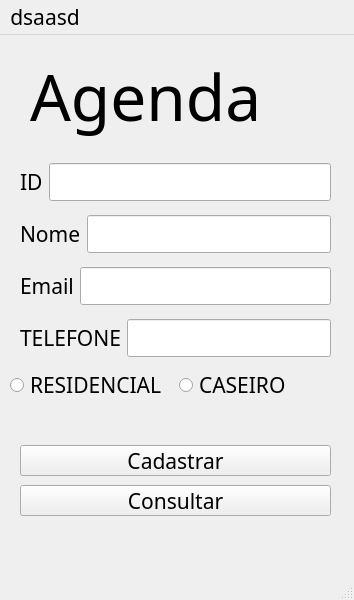
Old version of the form Agenda.ui in the repository LukC30/ds2-python.
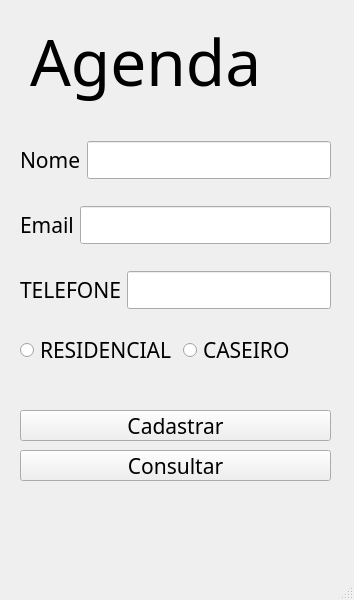
New version of the form.

Patch:
```diff
--- a/Agenda.ui
+++ b/Agenda.ui
@@ -49,20 +49,6 @@
      </rect>
     </property>
     <layout class="QVBoxLayout" name="verticalLayout">
-     <item>
-      <layout class="QHBoxLayout" name="horizontalLayout_2">
-       <item>
-        <widget class="QLabel" name="label_6">
-         <property name="text">
-          <string>ID</string>
-         </property>
-        </widget>
-       </item>
-       <item>
-        <widget class="QLineEdit" name="textEdit_2"/>
-       </item>
-      </layout>
-     </item>
      <item>
       <layout class="QHBoxLayout" name="horizontalLayout_4">
        <item>
@@ -110,9 +96,9 @@
    <widget class="QWidget" name="horizontalLayoutWidget_5">
     <property name="geometry">
      <rect>
-      <x>10</x>
+      <x>20</x>
       <y>310</y>
-      <width>331</width>
+      <width>311</width>
       <height>80</height>
      </rect>
     </property>
@@ -169,12 +155,6 @@
      <height>21</height>
     </rect>
    </property>
-   <widget class="QMenu" name="menudsaasd">
-    <property name="title">
-     <string>dsaasd</string>
-    </property>
-   </widget>
-   <addaction name="menudsaasd"/>
   </widget>
   <widget class="QStatusBar" name="statusbar"/>
  </widget>
```
